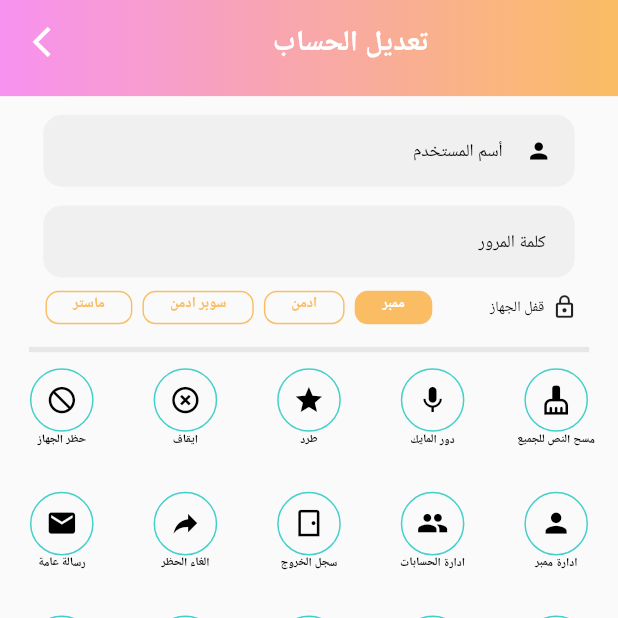
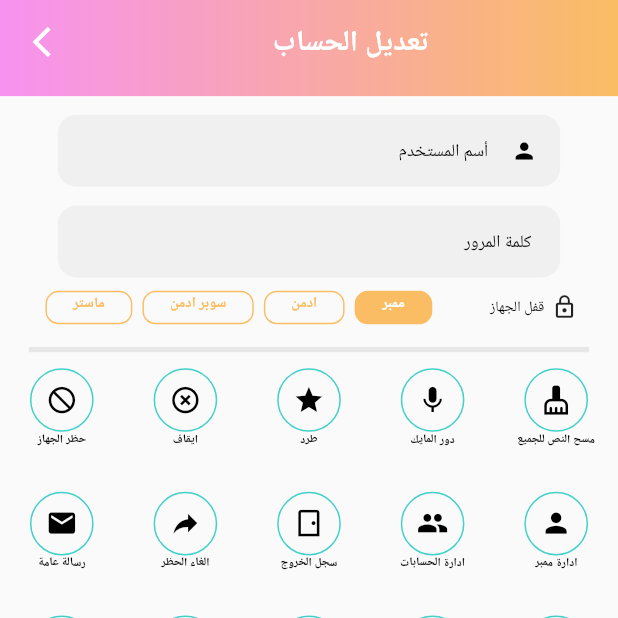
Before and after one commit to AlmohsenMyya/lametna, a Flutter app: the RolesPage screen opened by its route, after a tap on "إضافة", on a phone screen of 412 x 824 dp, the top half of it. Run offline on Flutter 3.47's test engine with Material 2 defaults, Android fonts, the phone set to English and light mode, and no system bars; our stand-ins replace carousel_slider, device_preview, flutter_colorpicker, flutter_screenutil, get, shared_preferences; accounts and stored records are empty; Roboto replaces fonts that are missing (Portada, Segoe UI); statements that could not run were skipped.

Commit message:
new role edit
done

```diff
--- a/lib/controllers/chat/room managment/rolesController.dart
+++ b/lib/controllers/chat/room managment/rolesController.dart
@@ -21,23 +21,86 @@ class RolesController extends GetxController {
     selectedIndex = newIndex;
     update();
   }
- Future <dynamic>addRoles() async {
+ Future <dynamic>addRoles(BuildContext context) async {
     var url = Uri.parse(rolesRoom);
     var response = await http.post(url, body: {
       "roomId": Get.arguments["room_id"],
       "username":userNameController.text.trim(),
       "password":passwordController.text.trim(),
+
+
       //بيبعت كل حاجة لربيع ماعدا الحتة البضاان دى بيبعتلة كل حاجة ماعدا role
       //"roleType":selectedIndex,
     });
+    update();
+    FocusScope.of(context).unfocus();
     final dataBody = json.decode(response.body);
     if (dataBody['status'] == "success") {
-      Get.defaultDialog();
+      showAlert(context);
       update();
      // Navigator.of(context).push(MaterialPageRoute(builder: (context) =>MainView()));
     } else {
-      print("signup fail");
+      print("error");
+      Get.snackbar("", "",
+          titleText: Text(
+            "خطأ",
+            textAlign: TextAlign.right,
+            style: TextStyle(
+                fontSize: 15.sp,
+                fontWeight: FontWeight.bold,
+                fontFamily: "Portada"),
+          ),
+          messageText: Text(
+            "اسم المستخدم او كلمة المرور غير صحيحة",
+            textAlign: TextAlign.right,
+            style: TextStyle(
+                fontSize: 12.sp,
+                fontWeight: FontWeight.bold,
+                fontFamily: "Portada"),
+          ),
+          backgroundColor: Colors.red,
+          colorText: Colors.white,
+          snackPosition: SnackPosition.BOTTOM);
     }
+  }
+  void showAlert(BuildContext context,) {
+    showDialog(
+        context: context,
+        builder: (context) {
+          Future.delayed(Duration(seconds: 2), () {
+            Navigator.of(context).pop(true);
+          });
+          return AlertDialog(
+
+              shape: RoundedRectangleBorder(
+                  borderRadius: BorderRadius.circular(10.r)),
+              title: Container(
+                height: 183.h,
+                width: 387.w,
+                child: Center(
+                  child: Column(
+                      mainAxisAlignment: MainAxisAlignment.center,
+                      children: [
+                        Icon(
+                          Icons.check_box_outlined,
+                          size: 50.sp,
+                          color: Colors.green,
+                        ),
+                        Text(
+                          "تم إضافة الحساب بنجاح",
+                          style: TextStyle(
+                            color: Color(0xff2ABC42),
+                            fontSize: 20.sp,
+                            fontWeight: FontWeight.w900,
+                            fontFamily: "Segoe UI",
+                          ),
+                        ),
+
+                      ] ),
+                ),
+              )
+          );
+        });
   }
 
 // void changePageColor(){
--- a/lib/view/chat/room mangement/roles.dart
+++ b/lib/view/chat/room mangement/roles.dart
@@ -36,7 +36,8 @@ class RolesPage extends StatelessWidget {
       body: GetBuilder<RolesController>(
         init: RolesController(),
         builder: (controller) {
-          return Column(
+          return SingleChildScrollView(
+            child: Column(
               children: [
                 SizedBox(
                   height: 14.h,
@@ -44,7 +45,7 @@ class RolesPage extends StatelessWidget {
                 Directionality(
                   textDirection: TextDirection.rtl,
                   child: Padding(
-                  padding: EdgeInsets.symmetric(horizontal: 30.w),
+                    padding: EdgeInsets.symmetric(horizontal: 40.w),
                     child: TextFormField(
                       controller:controller.userNameController ,
                       decoration: InputDecoration(
@@ -79,7 +80,7 @@ class RolesPage extends StatelessWidget {
                 Directionality(
                   textDirection: TextDirection.rtl,
                   child: Padding(
-                  padding: EdgeInsets.symmetric(horizontal: 30.w),
+                    padding: EdgeInsets.symmetric(horizontal: 40.w),
                     child: TextFormField(
                       controller: controller.passwordController,
                       decoration: InputDecoration(
@@ -257,7 +258,9 @@ class RolesPage extends StatelessWidget {
                       ),
                       child: GestureDetector(
                         onTap: (){
-                          controller.addRoles();
+                            controller.addRoles(context);
+                            controller.userNameController.clear();
+                            controller.passwordController.clear();
                         },
                         child: Text(
                           "إضافة",
@@ -273,6 +276,7 @@ class RolesPage extends StatelessWidget {
                   ],
                 )
               ],
+            ),
           );
         }
       ),
```
Lines whose indentation alone changed are shown as unchanged.
